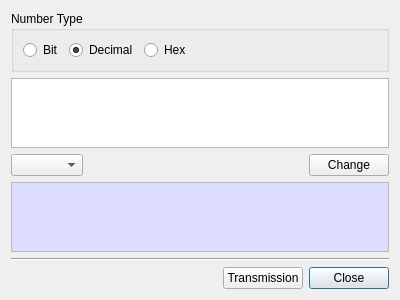
First picture: the form in BerEditor/num_trans_dlg.ui, repository jykim74/BerEditor, before the edit.
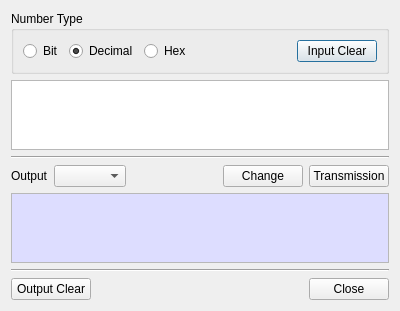
Second picture: the form after the edit.

Commit message: DataEncoder 와 NumTrans UI 개선

Patch:
```diff
--- a/BerEditor/num_trans_dlg.ui
+++ b/BerEditor/num_trans_dlg.ui
@@ -7,19 +7,19 @@
     <x>0</x>
     <y>0</y>
     <width>400</width>
-    <height>300</height>
+    <height>304</height>
    </rect>
   </property>
   <property name="windowTitle">
    <string>Number Transmission</string>
   </property>
-  <layout class="QGridLayout" name="gridLayout">
-   <item row="0" column="0" colspan="4">
+  <layout class="QVBoxLayout" name="verticalLayout">
+   <item>
     <widget class="QGroupBox" name="groupBox">
      <property name="title">
       <string>Number Type</string>
      </property>
-     <layout class="QGridLayout" name="gridLayout_2">
+     <layout class="QGridLayout" name="gridLayout">
       <item row="0" column="0">
        <widget class="QRadioButton" name="mBitBtn">
         <property name="text">
@@ -27,6 +27,13 @@
         </property>
        </widget>
       </item>
+      <item row="0" column="2">
+       <widget class="QRadioButton" name="mHexBtn">
+        <property name="text">
+         <string>Hex</string>
+        </property>
+       </widget>
+      </item>
       <item row="0" column="1">
        <widget class="QRadioButton" name="mDecimalBtn">
         <property name="text">
@@ -37,15 +44,8 @@
         </property>
        </widget>
       </item>
-      <item row="0" column="2">
-       <widget class="QRadioButton" name="mHexBtn">
-        <property name="text">
-         <string>Hex</string>
-        </property>
-       </widget>
-      </item>
       <item row="0" column="3">
-       <spacer name="horizontalSpacer_2">
+       <spacer name="horizontalSpacer">
         <property name="orientation">
          <enum>Qt::Horizontal</enum>
         </property>
@@ -57,10 +57,71 @@
         </property>
        </spacer>
       </item>
+      <item row="0" column="4">
+       <widget class="QPushButton" name="mInputClearBtn">
+        <property name="text">
+         <string>Input Clear</string>
+        </property>
+       </widget>
+      </item>
      </layout>
     </widget>
    </item>
-   <item row="3" column="0" colspan="4">
+   <item>
+    <widget class="QPlainTextEdit" name="mInputText"/>
+   </item>
+   <item>
+    <widget class="Line" name="line_2">
+     <property name="orientation">
+      <enum>Qt::Horizontal</enum>
+     </property>
+    </widget>
+   </item>
+   <item>
+    <layout class="QGridLayout" name="gridLayout_2">
+     <property name="topMargin">
+      <number>0</number>
+     </property>
+     <item row="0" column="2">
+      <spacer name="horizontalSpacer_2">
+       <property name="orientation">
+        <enum>Qt::Horizontal</enum>
+       </property>
+       <property name="sizeHint" stdset="0">
+        <size>
+         <width>40</width>
+         <height>20</height>
+        </size>
+       </property>
+      </spacer>
+     </item>
+     <item row="0" column="0">
+      <widget class="QLabel" name="label">
+       <property name="text">
+        <string>Output</string>
+       </property>
+      </widget>
+     </item>
+     <item row="0" column="3">
+      <widget class="QPushButton" name="mChangeBtn">
+       <property name="text">
+        <string>Change</string>
+       </property>
+      </widget>
+     </item>
+     <item row="0" column="4">
+      <widget class="QPushButton" name="mTransBtn">
+       <property name="text">
+        <string>Transmission</string>
+       </property>
+      </widget>
+     </item>
+     <item row="0" column="1">
+      <widget class="QComboBox" name="mOutputTypeCombo"/>
+     </item>
+    </layout>
+   </item>
+   <item>
     <widget class="QPlainTextEdit" name="mOutputText">
      <property name="palette">
       <palette>
@@ -104,31 +165,19 @@
      </property>
     </widget>
    </item>
-   <item row="2" column="1">
-    <spacer name="horizontalSpacer">
+   <item>
+    <widget class="Line" name="line">
      <property name="orientation">
       <enum>Qt::Horizontal</enum>
      </property>
-     <property name="sizeHint" stdset="0">
-      <size>
-       <width>40</width>
-       <height>20</height>
-      </size>
-     </property>
-    </spacer>
+    </widget>
    </item>
-   <item row="1" column="0" colspan="4">
-    <widget class="QPlainTextEdit" name="mInputText"/>
-   </item>
-   <item row="2" column="0">
-    <widget class="QComboBox" name="mOutputTypeCombo"/>
-   </item>
-   <item row="5" column="0" colspan="4">
+   <item>
     <layout class="QGridLayout" name="gridLayout_3">
      <property name="topMargin">
       <number>0</number>
      </property>
-     <item row="0" column="2">
+     <item row="0" column="3">
       <widget class="QPushButton" name="mCloseBtn">
        <property name="text">
         <string>Close</string>
@@ -136,13 +185,6 @@
       </widget>
      </item>
      <item row="0" column="1">
-      <widget class="QPushButton" name="mTransBtn">
-       <property name="text">
-        <string>Transmission</string>
-       </property>
-      </widget>
-     </item>
-     <item row="0" column="0">
       <spacer name="horizontalSpacer_3">
        <property name="orientation">
         <enum>Qt::Horizontal</enum>
@@ -155,22 +197,15 @@
        </property>
       </spacer>
      </item>
+     <item row="0" column="0">
+      <widget class="QPushButton" name="mOutputClearBtn">
+       <property name="text">
+        <string>Output Clear</string>
+       </property>
+      </widget>
+     </item>
     </layout>
    </item>
-   <item row="2" column="3">
-    <widget class="QPushButton" name="mChangeBtn">
-     <property name="text">
-      <string>Change</string>
-     </property>
-    </widget>
-   </item>
-   <item row="4" column="0" colspan="4">
-    <widget class="Line" name="line">
-     <property name="orientation">
-      <enum>Qt::Horizontal</enum>
-     </property>
-    </widget>
-   </item>
   </layout>
  </widget>
  <tabstops>
```
Left out of the diff: 3 changed lines with no effect on the pictures. The commit also changes 7 other files.
